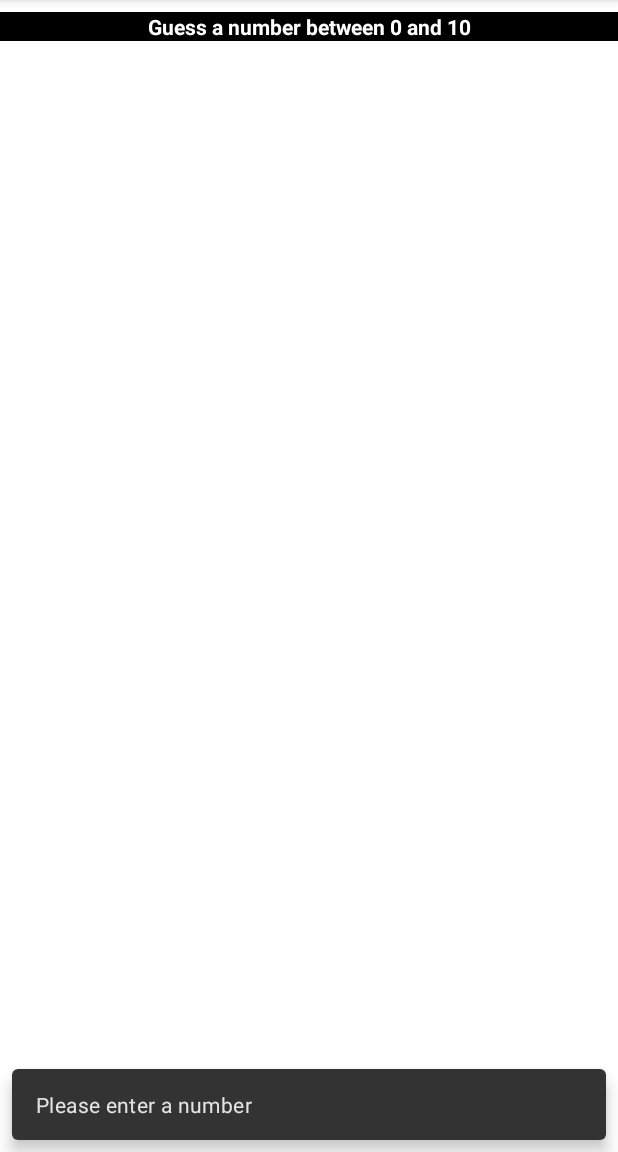
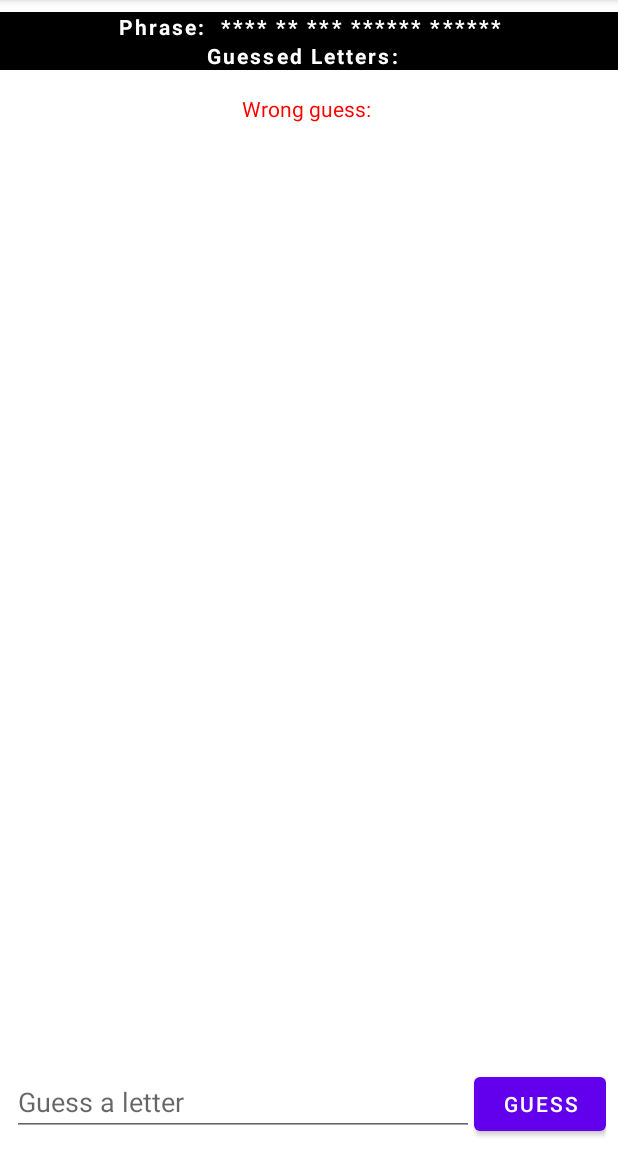
Before and after one commit to AlminPiricDojo/KotlinPractice, an Android app: the screen it shows after launch (MainActivity), after a tap on "GUESS", on a phone screen of 412 x 824 dp, the part 84-1236 px from its top. Run offline under Robolectric (Android 15) with nearby library versions, the phone set to English and light mode, and no system bars.

Commit message:
Guess the Phrase

```diff
--- a/app/src/main/java/com/example/kotlinpractice/MainActivity.kt
+++ b/app/src/main/java/com/example/kotlinpractice/MainActivity.kt
@@ -19,56 +19,71 @@ class MainActivity : AppCompatActivity() {
     private lateinit var guessField: EditText
     private lateinit var guessButton: Button
     private lateinit var messages: ArrayList<String>
-    private lateinit var tvPrompt: TextView
+    private lateinit var tvPhrase: TextView
+    private lateinit var tvLetters: TextView
 
-    private var answer = 0
-    private var guesses = 3
+    private val answer = "this is the secret phrase"
+    private val myAnswerDictionary = mutableMapOf<Int, Char>()
+    private var myAnswer = ""
+    private var guessedLetters = ""
+    private var count = 0
+    private var guessPhrase = true
 
     override fun onCreate(savedInstanceState: Bundle?) {
         super.onCreate(savedInstanceState)
         setContentView(R.layout.activity_main)
 
-        answer = Random.nextInt(10)
+        for(i in answer.indices){
+            if(answer[i] == ' '){
+                myAnswerDictionary[i] = ' '
+                myAnswer += ' '
+            }else{
+                myAnswerDictionary[i] = '*'
+                myAnswer += '*'
+            }
+        }
 
         clRoot = findViewById(R.id.clRoot)
         messages = ArrayList()
-
-        tvPrompt = findViewById(R.id.tvPrompt)
 
         rvMessages.adapter = MessageAdapter(this, messages)
         rvMessages.layoutManager = LinearLayoutManager(this)
 
         guessField = findViewById(R.id.etGuessField)
         guessButton = findViewById(R.id.btGuessButton)
+        guessButton.setOnClickListener { addMessage() }
 
-        guessButton.setOnClickListener { addMessage() }
+        tvPhrase = findViewById(R.id.tvPhrase)
+        tvLetters = findViewById(R.id.tvLetters)
+
+        updateText()
     }
 
     private fun addMessage(){
         val msg = guessField.text.toString()
-        if(msg.isNotEmpty()){
-            if(guesses>0){
-                if(msg.toInt() == answer){
+
+        if(guessPhrase){
+            if(msg == answer){
                 disableEntry()
                 showAlertDialog("You win!\n\nPlay again?")
             }else{
-                    guesses--
-                    messages.add("You guessed $msg")
-                    messages.add("You have $guesses guesses left")
+                messages.add("Wrong guess: $msg")
+                guessPhrase = false
+                updateText()
             }
-                if(guesses==0){
-                    disableEntry()
-                    messages.add("You lose - The correct answer was $answer")
-                    messages.add("Game Over")
-                    showAlertDialog("You lose...\nThe correct answer was $answer.\n\nPlay again?")
+        }else{
+            if(msg.isNotEmpty() && msg.length==1){
+                myAnswer = ""
+                guessPhrase = true
+                checkLetters(msg[0])
+            }else{
+                Snackbar.make(clRoot, "Please enter one letter only", Snackbar.LENGTH_LONG).show()
             }
         }
+
         guessField.text.clear()
         guessField.clearFocus()
         rvMessages.adapter?.notifyDataSetChanged()
-        }else{
-            Snackbar.make(clRoot, "Please enter a number", Snackbar.LENGTH_LONG).show()
-        }
     }
 
     private fun disableEntry(){
@@ -76,6 +91,42 @@ class MainActivity : AppCompatActivity() {
         guessButton.isClickable = false
         guessField.isEnabled = false
         guessField.isClickable = false
+    }
+
+    private fun updateText(){
+        tvPhrase.text = "Phrase:  " + myAnswer.toUpperCase()
+        tvLetters.text = "Guessed Letters:  " + guessedLetters
+        if(guessPhrase){
+            guessField.hint = "Guess the full phrase"
+        }else{
+            guessField.hint = "Guess a letter"
+        }
+    }
+
+    private fun checkLetters(guessedLetter: Char){
+        var found = 0
+        for(i in answer.indices){
+            if(answer[i] == guessedLetter){
+                myAnswerDictionary[i] = guessedLetter
+                found++
+            }
+        }
+        for(i in myAnswerDictionary){myAnswer += myAnswerDictionary[i.key]}
+        if(myAnswer==answer){
+            disableEntry()
+            showAlertDialog("You win!\n\nPlay again?")
+        }
+        if(guessedLetters.isEmpty()){guessedLetters+=guessedLetter}else{guessedLetters+=", "+guessedLetter}
+        if(found>0){
+            messages.add("Found $found ${guessedLetter.toUpperCase()}(s)")
+        }else{
+            messages.add("No ${guessedLetter.toUpperCase()}s found")
+        }
+        count++
+        val guessesLeft = 10 - count
+        if(count<10){messages.add("$guessesLeft guesses remaining")}
+        updateText()
+        rvMessages.scrollToPosition(messages.size - 1)
     }
 
     private fun showAlertDialog(title: String) {
--- a/app/src/main/java/com/example/kotlinpractice/MessageAdapter.kt
+++ b/app/src/main/java/com/example/kotlinpractice/MessageAdapter.kt
@@ -1,6 +1,7 @@
 package com.example.kotlinpractice
 
 import android.content.Context
+import android.graphics.Color
 import android.view.LayoutInflater
 import android.view.View
 import android.view.ViewGroup
@@ -26,6 +27,13 @@ class MessageAdapter(val context: Context, val messages: ArrayList<String>):
 
         holder.itemView.apply {
             tvMessage.text = message
+            if(message.startsWith("Found")){
+                tvMessage.setTextColor(Color.GREEN)
+            }else if(message.startsWith("No")||message.startsWith("Wrong")){
+                tvMessage.setTextColor(Color.RED)
+            }else{
+                tvMessage.setTextColor(Color.BLACK)
+            }
         }
     }
 
--- a/app/src/main/res/layout/activity_main.xml
+++ b/app/src/main/res/layout/activity_main.xml
@@ -8,11 +8,12 @@
     tools:context=".MainActivity">
 
     <TextView
-        android:id="@+id/tvPrompt"
+        android:id="@+id/tvPhrase"
         android:layout_width="match_parent"
         android:layout_height="wrap_content"
         android:layout_marginTop="8dp"
-        android:text="Guess a number between 0 and 10"
+        android:letterSpacing=".1"
+        android:text="Phrase: "
         android:textStyle="bold"
         android:textColor="@color/white"
         android:background="@color/black"
@@ -21,16 +22,28 @@
         app:layout_constraintStart_toStartOf="parent"
         app:layout_constraintTop_toTopOf="parent" />
 
+    <TextView
+        android:id="@+id/tvLetters"
+        android:layout_width="match_parent"
+        android:layout_height="wrap_content"
+        android:letterSpacing=".1"
+        android:text="Letters Guessed: "
+        android:textStyle="bold"
+        android:textColor="@color/white"
+        android:background="@color/black"
+        android:textAlignment="center"
+        app:layout_constraintEnd_toEndOf="parent"
+        app:layout_constraintStart_toStartOf="parent"
+        app:layout_constraintTop_toBottomOf="@id/tvPhrase" />
+
     <androidx.recyclerview.widget.RecyclerView
         android:id="@+id/rvMessages"
         android:layout_width="match_parent"
         android:layout_height="0dp"
-        android:layout_marginStart="8dp"
-        android:layout_marginTop="16dp"
-        android:layout_marginEnd="8dp"
+        android:layout_margin="8dp"
         app:layout_constraintEnd_toEndOf="parent"
         app:layout_constraintStart_toStartOf="parent"
-        app:layout_constraintTop_toBottomOf="@+id/tvPrompt"
+        app:layout_constraintTop_toBottomOf="@+id/tvLetters"
         app:layout_constraintBottom_toTopOf="@id/llBottom"/>
 
     <LinearLayout
@@ -51,8 +64,8 @@
             android:layout_width="0dp"
             android:layout_height="wrap_content"
             android:layout_weight="1"
-            android:inputType="number"
-            android:hint="Enter your number"
+            android:inputType="text"
+            android:hint="Guess a letter"
             android:singleLine="true"
             />
         <Button
```
Lines whose indentation alone changed are shown as unchanged.
